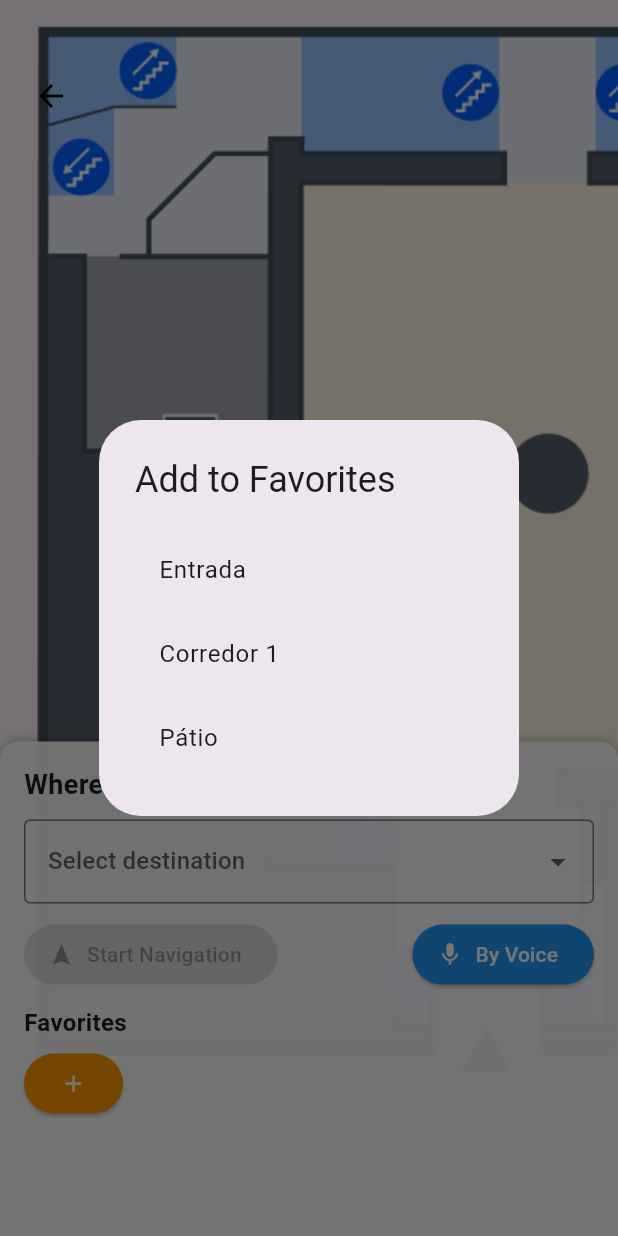
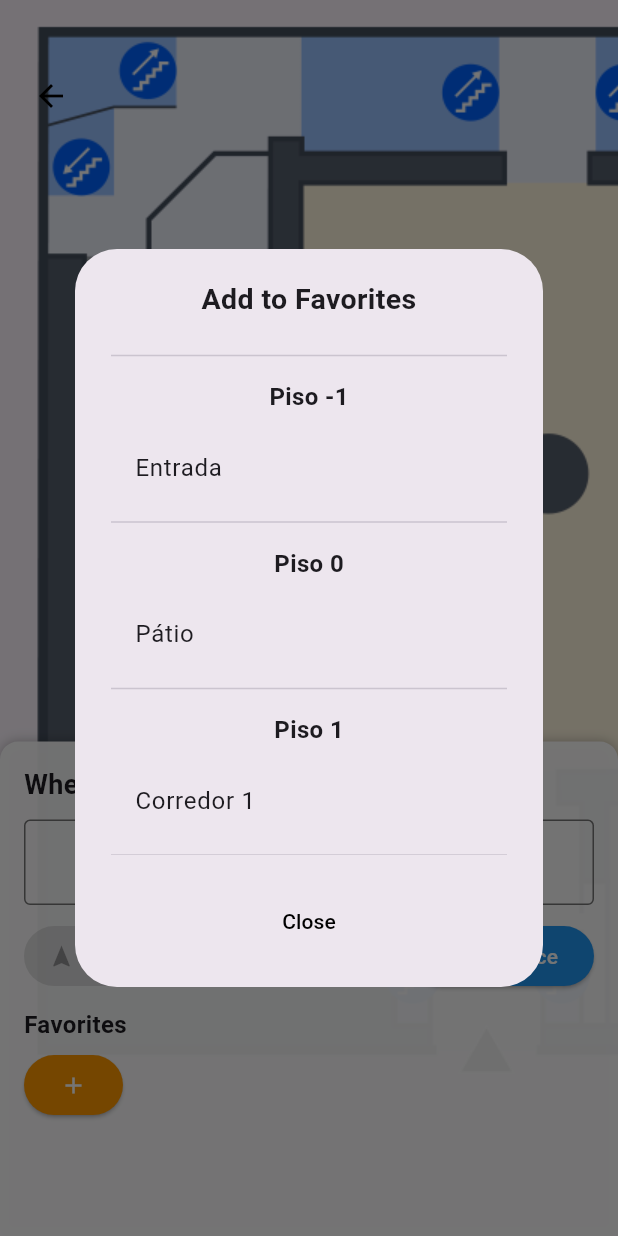
Before and after one commit to Tomasalexpt30/projetogpsnovo_2406, a Flutter app: the NavigationMapSelectorPage screen opened directly, after a tap on the "add" icon, on a phone screen of 412 x 824 dp. Run offline on Flutter 3.47's test engine with Material 3 defaults, Android fonts, the light colour scheme and no system bars; our stand-ins replace audioplayers, diacritic, easy_localization, flutter_blue_plus, flutter_tts, google_fonts and 5 more; accounts and stored records are empty.

Commit message:
Melhoria na Seleção de Destinos e Favoritos -> Popups de Seleção com Scroll

```diff
--- a/assets/lang/de.json
+++ b/assets/lang/de.json
@@ -69,11 +69,12 @@
   },
   "navigation_map_selector": {
     "where_to_go": "Wohin möchten Sie gehen?",
-    "select_destination": "Ziel auswählen",
+    "select_destination": "Ziel Auswählen",
     "start_navigation": "Navigation starten",
     "by_voice": "Per Spracheingabe",
     "favorites": "Favoriten",
-    "add_favorite": "Zu Favoriten hinzufügen"
+    "add_favorite": "Zu Favoriten hinzufügen",
+    "close_popup": "Schließen"
   },
   "tour_page": {
     "title": "Geführte Tour",
--- a/assets/lang/en.json
+++ b/assets/lang/en.json
@@ -69,11 +69,12 @@
   },
   "navigation_map_selector": {
     "where_to_go": "Where do you want to go?",
-    "select_destination": "Select destination",
+    "select_destination": "Select Destination",
     "start_navigation": "Start Navigation",
     "by_voice": "By Voice",
     "favorites": "Favorites",
-    "add_favorite": "Add to Favorites"
+    "add_favorite": "Add to Favorites",
+    "close_popup": "Close"
   },
   "beacon_scan_page": {
     "destination": "Destination",
--- a/assets/lang/es.json
+++ b/assets/lang/es.json
@@ -69,11 +69,12 @@
   },
   "navigation_map_selector": {
     "where_to_go": "¿A dónde quieres ir?",
-    "select_destination": "Seleccionar destino",
+    "select_destination": "Seleccionar Destino",
     "start_navigation": "Iniciar navegación",
     "by_voice": "Por voz",
     "favorites": "Favoritos",
-    "add_favorite": "Añadir a favoritos"
+    "add_favorite": "Añadir a favoritos",
+    "close_popup": "Cerrar"
   },
   "beacon_scan_page": {
     "destination": "Destino",
--- a/assets/lang/fr.json
+++ b/assets/lang/fr.json
@@ -69,11 +69,12 @@
   },
   "navigation_map_selector": {
     "where_to_go": "Où voulez-vous aller ?",
-    "select_destination": "Sélectionner une destination",
+    "select_destination": "Sélectionner une Destination",
     "start_navigation": "Démarrer navigation",
     "by_voice": "Par la voix",
     "favorites": "Favoris",
-    "add_favorite": "Ajouter aux favoris"
+    "add_favorite": "Ajouter aux favoris",
+    "close_popup": "Fermer"
   },
   "beacon_scan_page": {
     "destination": "Destination",
--- a/assets/lang/it.json
+++ b/assets/lang/it.json
@@ -69,11 +69,12 @@
   },
   "navigation_map_selector": {
     "where_to_go": "Dove vuoi andare?",
-    "select_destination": "Seleziona destinazione",
+    "select_destination": "Seleziona Destinazione",
     "start_navigation": "Avvia navigazione",
     "by_voice": "Tramite voce",
     "favorites": "Preferiti",
-    "add_favorite": "Aggiungi ai preferiti"
+    "add_favorite": "Aggiungi ai preferiti",
+    "close_popup": "Chiudi"
   },
   "beacon_scan_page": {
     "destination": "Destinazione",
--- a/assets/lang/nl.json
+++ b/assets/lang/nl.json
@@ -69,11 +69,12 @@
   },
   "navigation_map_selector": {
     "where_to_go": "Waar wil je naartoe?",
-    "select_destination": "Selecteer bestemming",
+    "select_destination": "Selecteer Bestemming",
     "start_navigation": "Navigatie starten",
     "by_voice": "Via spraak",
     "favorites": "Favorieten",
-    "add_favorite": "Toevoegen aan favorieten"
+    "add_favorite": "Toevoegen aan favorieten",
+    "close_popup": "Sluiten"
   },
   "beacon_scan_page": {
     "destination": "Bestemming",
--- a/assets/lang/pl.json
+++ b/assets/lang/pl.json
@@ -69,11 +69,12 @@
   },
   "navigation_map_selector": {
     "where_to_go": "Dokąd chcesz się udać?",
-    "select_destination": "Wybierz cel",
+    "select_destination": "Wybierz Cel",
     "start_navigation": "Rozpocznij nawigację",
     "by_voice": "Głosem",
     "favorites": "Ulubione",
-    "add_favorite": "Dodaj do ulubionych"
+    "add_favorite": "Dodaj do ulubionych",
+    "close_popup": "Zamknij"
   },
   "beacon_scan_page": {
     "destination": "Cel",
--- a/assets/lang/pt.json
+++ b/assets/lang/pt.json
@@ -69,11 +69,12 @@
   },
   "navigation_map_selector": {
     "where_to_go": "Para onde deseja ir?",
-    "select_destination": "Selecionar destino",
+    "select_destination": "Selecionar Destino",
     "start_navigation": "Iniciar Navegação",
     "by_voice": "Por Voz",
     "favorites": "Favoritos",
-    "add_favorite": "Adicionar aos Favoritos"
+    "add_favorite": "Adicionar aos Favoritos",
+    "close_popup": "Fechar"
   },
   "beacon_scan_page": {
     "destination": "Destino",
--- a/assets/lang/ru.json
+++ b/assets/lang/ru.json
@@ -73,7 +73,8 @@
     "start_navigation": "Начать навигацию",
     "by_voice": "Голосом",
     "favorites": "Избранное",
-    "add_favorite": "Добавить в избранное"
+    "add_favorite": "Добавить в избранное",
+    "close_popup": "Закрыть"
   },
   "beacon_scan_page": {
     "destination": "Место назначения",
--- a/assets/lang/tr.json
+++ b/assets/lang/tr.json
@@ -69,11 +69,12 @@
   },
   "navigation_map_selector": {
     "where_to_go": "Nereye gitmek istiyorsunuz?",
-    "select_destination": "Hedef seçin",
+    "select_destination": "Hedef Seçin",
     "start_navigation": "Navigasyonu başlat",
     "by_voice": "Sesle",
     "favorites": "Favoriler",
-    "add_favorite": "Favorilere ekle"
+    "add_favorite": "Favorilere ekle",
+    "close_popup": "Kapat"
   },
   "beacon_scan_page": {
     "destination": "Hedef",
--- a/lib/pages/navigation/navigation_map_selector.dart
+++ b/lib/pages/navigation/navigation_map_selector.dart
@@ -16,6 +16,28 @@ class NavigationMapSelectorPage extends StatefulWidget {
 }
 
 class _NavigationMapSelectorPageState extends State<NavigationMapSelectorPage> {
+
+  final Map<String, List<String>> destinosPorPiso = {
+    'Piso -1': [
+      'Entrada',
+    ],
+    'Piso 0': [
+      'Pátio',
+    ],
+    'Piso 1': [
+      'Corredor 1',
+    ],
+    'Piso 2': [
+
+    ],
+    'Piso 3': [
+
+    ],
+    'Piso 4': [
+
+    ],
+  };
+
   final Map<String, String> destinosMap = {
     'entrada': 'Entrada',
     'pátio': 'Pátio',
@@ -23,6 +45,7 @@ class _NavigationMapSelectorPageState extends State<NavigationMapSelectorPage> {
   };
   final Set<String> destinosComBeacon = {'Entrada', 'Pátio', 'Corredor 1'};
   String? destinoSelecionado;
+
   late stt.SpeechToText _speech;
   final FlutterTts _tts = FlutterTts();
   final AudioPlayer _audioPlayer = AudioPlayer();
@@ -59,11 +82,9 @@ class _NavigationMapSelectorPageState extends State<NavigationMapSelectorPage> {
     _speech = stt.SpeechToText();
     _speechAvailable = await _speech.initialize(
       onStatus: (status) {
-        print('[STATUS] $status');
         _speechStatus = status;
       },
       onError: (error) async {
-        print('[ERRO] ${error.errorMsg}');
         if (_isListening) {
           setState(() => _isListening = false);
           String mensagemErro = "";
@@ -154,12 +175,42 @@ class _NavigationMapSelectorPageState extends State<NavigationMapSelectorPage> {
   void _mostrarAdicionarFavorito() {
     showDialog(
       context: context,
-      builder: (BuildContext context) {
-        return AlertDialog(
-          title: Text('navigation_map_selector.add_favorite'.tr()),
-          content: SingleChildScrollView(
-            child: ListBody(
-              children: destinosDisponiveis.map((destino) {
+      builder: (context) {
+        return Dialog(
+          insetPadding: const EdgeInsets.symmetric(horizontal: 50, vertical: 80),
+          child: Container(
+            padding: const EdgeInsets.symmetric(horizontal: 24, vertical: 20),
+            child: Column(
+              mainAxisSize: MainAxisSize.min,
+              children: [
+                Center(
+                  child: Text(
+                    'navigation_map_selector.add_favorite'.tr(),
+                    style: const TextStyle(fontWeight: FontWeight.bold, fontSize: 19),
+                    textAlign: TextAlign.center,
+                  ),
+                ),
+                const SizedBox(height: 16),
+                const Divider(),
+                SizedBox(
+                  height: 325,
+                  child: SingleChildScrollView(
+                    child: Column(
+                      children: destinosPorPiso.entries.expand((entry) {
+                        final destinosFiltrados = entry.value.where((destino) =>
+                        destinosDisponiveis.contains(destino) && destinosComBeacon.contains(destino)).toList();
+
+                        if (destinosFiltrados.isEmpty) return <Widget>[];
+
+                        return [
+                          Padding(
+                            padding: const EdgeInsets.symmetric(vertical: 8),
+                            child: Text(
+                              entry.key,
+                              style: const TextStyle(fontSize: 16, fontWeight: FontWeight.bold),
+                            ),
+                          ),
+                          ...destinosFiltrados.map((destino) {
                             return ListTile(
                               title: Text(destino),
                               onTap: () {
@@ -168,12 +219,103 @@ class _NavigationMapSelectorPageState extends State<NavigationMapSelectorPage> {
                               },
                             );
                           }).toList(),
+                          const Divider(),
+                        ];
+                      }).toList(),
+                    ),
+                  ),
+                ),
+                const SizedBox(height: 20),
+                Center(
+                  child: TextButton(
+                    onPressed: () => Navigator.of(context).pop(),
+                    child: Text(
+                      'privacy_policy.close'.tr(),
+                      style: const TextStyle(fontSize: 14, color: Colors.black),
+                    ),
+                  ),
+                ),
+              ],
             ),
           ),
         );
       },
     );
   }
+
+  void _mostrarPopupDestinos() {
+    showDialog(
+      context: context,
+      builder: (context) {
+        return Dialog(
+          insetPadding: const EdgeInsets.symmetric(horizontal: 50, vertical: 80),
+          child: Container(
+            padding: const EdgeInsets.symmetric(horizontal: 24, vertical: 20),
+            child: Column(
+              mainAxisSize: MainAxisSize.min,
+              children: [
+                Center(
+                  child: Text(
+                    'navigation_map_selector.select_destination'.tr(),
+                    style: const TextStyle(fontWeight: FontWeight.bold, fontSize: 19),
+                    textAlign: TextAlign.center,
+                  ),
+                ),
+                const SizedBox(height: 16),
+                const Divider(),
+                SizedBox(
+                  height: 325,
+                  child: SingleChildScrollView(
+                    child: Column(
+                      children: destinosPorPiso.entries.expand((entry) {
+                        // Filtrar apenas destinos com beacon
+                        final destinosFiltrados = entry.value.where((destino) => destinosComBeacon.contains(destino)).toList();
+
+                        if (destinosFiltrados.isEmpty) return <Widget>[];
+
+                        return [
+                          Padding(
+                            padding: const EdgeInsets.symmetric(vertical: 8),
+                            child: Text(
+                              entry.key,
+                              style: const TextStyle(fontSize: 16, fontWeight: FontWeight.bold),
+                            ),
+                          ),
+                          ...destinosFiltrados.map((destino) {
+                            return ListTile(
+                              title: Text(destino),
+                              onTap: () {
+                                setState(() {
+                                  destinoSelecionado = destino;
+                                });
+                                Navigator.of(context).pop();
+                              },
+                            );
+                          }).toList(),
+                          const Divider(),
+                        ];
+                      }).toList(),
+                    ),
+                  ),
+                ),
+                const SizedBox(height: 20),
+                Center(
+                  child: TextButton(
+                    onPressed: () => Navigator.of(context).pop(),
+                    child: Text(
+                      'privacy_policy.close'.tr(),
+                      style: const TextStyle(fontSize: 14, color: Colors.black),
+                    ),
+                  ),
+                ),
+              ],
+            ),
+          ),
+        );
+      },
+    );
+  }
+
 
   String _mensagem(String chave, {String? valor}) {
     String raw = mensagens['alerts']?[chave] ?? mensagens[chave] ?? '';
@@ -209,7 +351,6 @@ class _NavigationMapSelectorPageState extends State<NavigationMapSelectorPage> {
     await _tts.stop();
     setState(() => _isListening = true);
 
-    // Start listening and wait until mic is ready
     _speechStatus = '';
     await _speech.listen(
       localeId: selectedLanguageCode,
@@ -252,18 +393,17 @@ class _NavigationMapSelectorPageState extends State<NavigationMapSelectorPage> {
       },
     );
 
-    // Espera até status ser "listening" (máx 1 segundo)
     int tentativas = 0;
     while (_speechStatus != 'listening' && tentativas < 20) {
       await Future.delayed(const Duration(milliseconds: 50));
       tentativas++;
     }
 
-    // Só agora toca o som, e o user pode falar
     await _playStartRecordingSoundAndWait();
   }
 
   String get imagemPiso => 'assets/images/map/00_piso.png';
+
   Future<void> speakAndBlock(String texto) async {
     if (soundEnabled) {
       setState(() {
@@ -319,21 +459,22 @@ class _NavigationMapSelectorPageState extends State<NavigationMapSelectorPage> {
                         style: const TextStyle(fontSize: 18, fontWeight: FontWeight.bold),
                       ),
                       const SizedBox(height: 10),
-                      DropdownButtonFormField<String>(
-                        decoration: const InputDecoration(border: OutlineInputBorder()),
-                        value: destinoSelecionado,
-                        hint: Text('navigation_map_selector.select_destination'.tr()),
-                        items: destinosMap.entries
-                            .map((entry) => DropdownMenuItem(
-                          value: entry.value,
-                          child: Text(entry.value),
-                        ))
-                            .toList(),
-                        onChanged: (value) {
-                          setState(() {
-                            destinoSelecionado = value;
-                          });
-                        },
+                      GestureDetector(
+                        onTap: _mostrarPopupDestinos,
+                        child: Container(
+                          padding: const EdgeInsets.symmetric(horizontal: 12, vertical: 16),
+                          decoration: BoxDecoration(
+                            border: Border.all(color: Colors.grey.shade600),
+                            borderRadius: BorderRadius.circular(4),
+                          ),
+                          child: Center(
+                            child: Text(
+                              destinoSelecionado ?? 'navigation_map_selector.select_destination'.tr(),
+                              style: TextStyle(fontSize: 16, color: destinoSelecionado == null ? Colors.grey.shade600 : Colors.black),
+                              textAlign: TextAlign.center,
+                            ),
+                          ),
+                        ),
                       ),
                       const SizedBox(height: 10),
                       Row(
--- a/lib/pages/navigation/navigation_selector.dart
+++ b/lib/pages/navigation/navigation_selector.dart
@@ -9,11 +9,9 @@ class NavigationSelectorPage extends StatefulWidget {
 }
 
 class _NavigationSelectorPageState extends State<NavigationSelectorPage> {
-  // Mapear nomes técnicos para nomes amigáveis (se necessário)
-  final List<String> destinos = ['Entrada', 'Patio', 'Corredor 1'];
+  final List<String> destinos = ['Entrada', 'Patio', 'Corredor 1', 'Corredor 1', 'Corredor 1', 'Corredor 1', 'Corredor 1', 'Corredor 1'];
   String? destinoSelecionado;
 
-  // Mapeamento de destinos para nomes amigáveis
   final Map<String, String> destinosMap = {
     'entrada': 'Entrada',
     'pátio': 'Pátio',
@@ -61,7 +59,7 @@ class _NavigationSelectorPageState extends State<NavigationSelectorPage> {
                     MaterialPageRoute(
                       builder: (context) => BeaconScanPage(
                         destino: destinoSelecionado!,
-                        destinosMap: destinosMap, // Passando destinosMap
+                        destinosMap: destinosMap,
                       ),
                     ),
                   );
```
Lines whose indentation alone changed are shown as unchanged.
